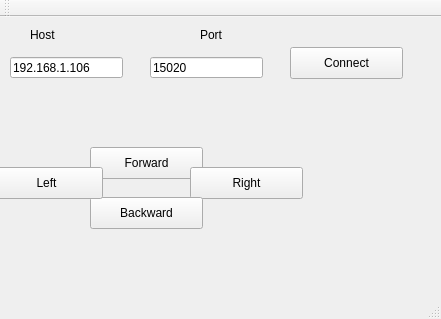
First picture: the form in mainwindow.ui, repository Orann/projet_wifibot, before the edit.
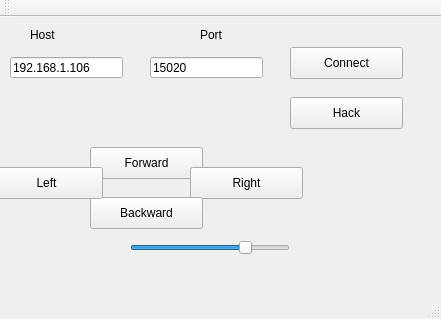
Second picture: the form after the edit.

Commit message: added slidebar for speed

The edit to the form file:
```diff
--- a/mainwindow.ui
+++ b/mainwindow.ui
@@ -140,6 +140,41 @@
      <string>Left</string>
     </property>
    </widget>
+   <widget class="QSlider" name="speedSlider">
+    <property name="geometry">
+     <rect>
+      <x>130</x>
+      <y>220</y>
+      <width>160</width>
+      <height>22</height>
+     </rect>
+    </property>
+    <property name="minimum">
+     <number>1</number>
+    </property>
+    <property name="maximum">
+     <number>100</number>
+    </property>
+    <property name="value">
+     <number>75</number>
+    </property>
+    <property name="orientation">
+     <enum>Qt::Horizontal</enum>
+    </property>
+   </widget>
+   <widget class="QPushButton" name="hackButton">
+    <property name="geometry">
+     <rect>
+      <x>290</x>
+      <y>80</y>
+      <width>113</width>
+      <height>32</height>
+     </rect>
+    </property>
+    <property name="text">
+     <string>Hack</string>
+    </property>
+   </widget>
   </widget>
   <widget class="QMenuBar" name="menuBar">
    <property name="geometry">
```
The commit also changes 5 other files.
